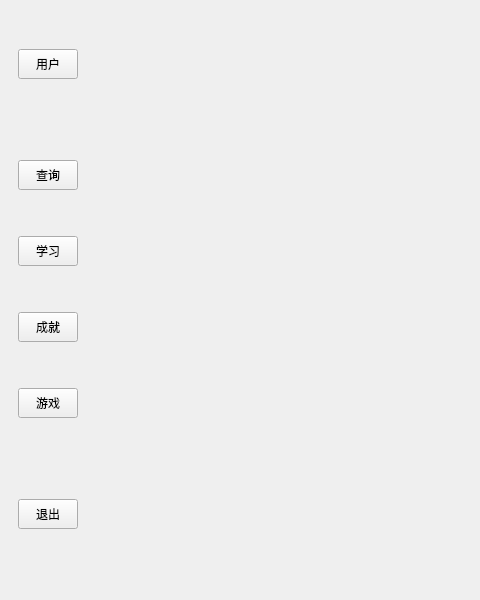
The window that WordLite/mainwindow.ui (Staaaaaaaaar/WordHub) describes before a commit, drawn with Qt 5; both pictures show x 0 to 480 and y 0 to 600 of the 800 by 600 pixel window.
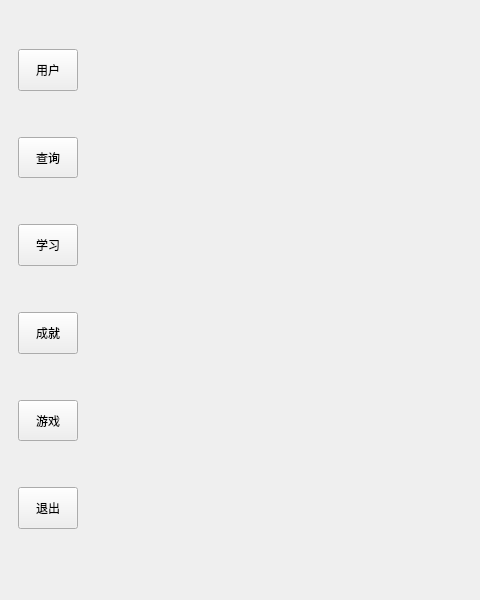
The same window after the commit. Icons and pictures are not drawn.

Diff of the .ui file:
```diff
--- a/WordLite/mainwindow.ui
+++ b/WordLite/mainwindow.ui
@@ -67,6 +67,16 @@
             <property name="text">
              <string>用户</string>
             </property>
+            <property name="icon">
+             <iconset resource="Resource.qrc">
+              <normaloff>:/images/user.svg</normaloff>:/images/user.svg</iconset>
+            </property>
+            <property name="iconSize">
+             <size>
+              <width>50</width>
+              <height>50</height>
+             </size>
+            </property>
            </widget>
           </item>
           <item>
@@ -89,6 +99,9 @@
           <property name="orientation">
            <enum>Qt::Orientation::Vertical</enum>
           </property>
+          <property name="sizeType">
+           <enum>QSizePolicy::Policy::Minimum</enum>
+          </property>
           <property name="sizeHint" stdset="0">
            <size>
             <width>20</width>
@@ -129,6 +142,19 @@
             <property name="text">
              <string>查询</string>
             </property>
+            <property name="icon">
+             <iconset resource="Resource.qrc">
+              <normaloff>:/images/query.svg</normaloff>:/images/query.svg</iconset>
+            </property>
+            <property name="iconSize">
+             <size>
+              <width>50</width>
+              <height>50</height>
+             </size>
+            </property>
+            <property name="popupMode">
+             <enum>QToolButton::ToolButtonPopupMode::DelayedPopup</enum>
+            </property>
            </widget>
           </item>
           <item>
@@ -194,6 +220,16 @@
             <property name="text">
              <string>学习</string>
             </property>
+            <property name="icon">
+             <iconset resource="Resource.qrc">
+              <normaloff>:/images/learn.svg</normaloff>:/images/learn.svg</iconset>
+            </property>
+            <property name="iconSize">
+             <size>
+              <width>50</width>
+              <height>50</height>
+             </size>
+            </property>
            </widget>
           </item>
           <item>
@@ -259,6 +295,16 @@
             <property name="text">
              <string>成就</string>
             </property>
+            <property name="icon">
+             <iconset resource="Resource.qrc">
+              <normaloff>:/images/achievement.svg</normaloff>:/images/achievement.svg</iconset>
+            </property>
+            <property name="iconSize">
+             <size>
+              <width>50</width>
+              <height>50</height>
+             </size>
+            </property>
            </widget>
           </item>
           <item>
@@ -324,6 +370,16 @@
             <property name="text">
              <string>游戏</string>
             </property>
+            <property name="icon">
+             <iconset resource="Resource.qrc">
+              <normaloff>:/images/game.svg</normaloff>:/images/game.svg</iconset>
+            </property>
+            <property name="iconSize">
+             <size>
+              <width>50</width>
+              <height>50</height>
+             </size>
+            </property>
            </widget>
           </item>
           <item>
@@ -347,7 +403,7 @@
            <enum>Qt::Orientation::Vertical</enum>
           </property>
           <property name="sizeType">
-           <enum>QSizePolicy::Policy::Expanding</enum>
+           <enum>QSizePolicy::Policy::Minimum</enum>
           </property>
           <property name="sizeHint" stdset="0">
            <size>
@@ -390,7 +446,14 @@
              <string>退出</string>
             </property>
             <property name="icon">
-             <iconset theme="QIcon::ThemeIcon::SystemShutdown"/>
+             <iconset resource="Resource.qrc">
+              <normaloff>:/images/exit.svg</normaloff>:/images/exit.svg</iconset>
+            </property>
+            <property name="iconSize">
+             <size>
+              <width>50</width>
+              <height>50</height>
+             </size>
             </property>
            </widget>
           </item>
```
Left out of the diff: 6 changed lines with no effect on the pictures.
